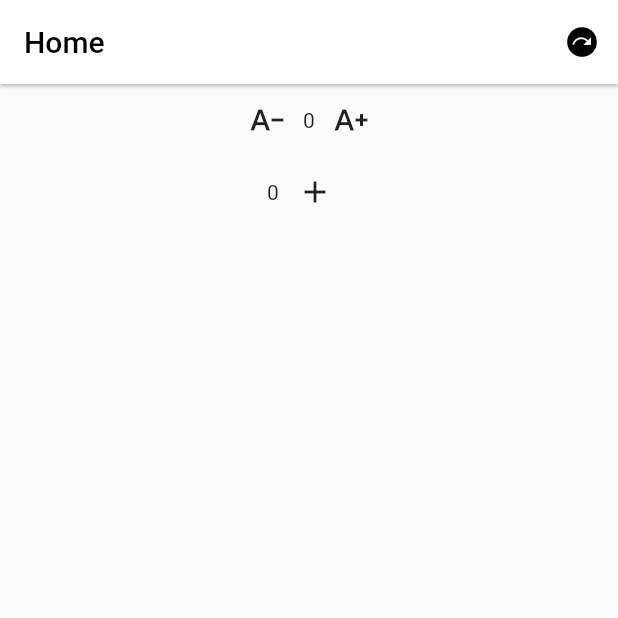
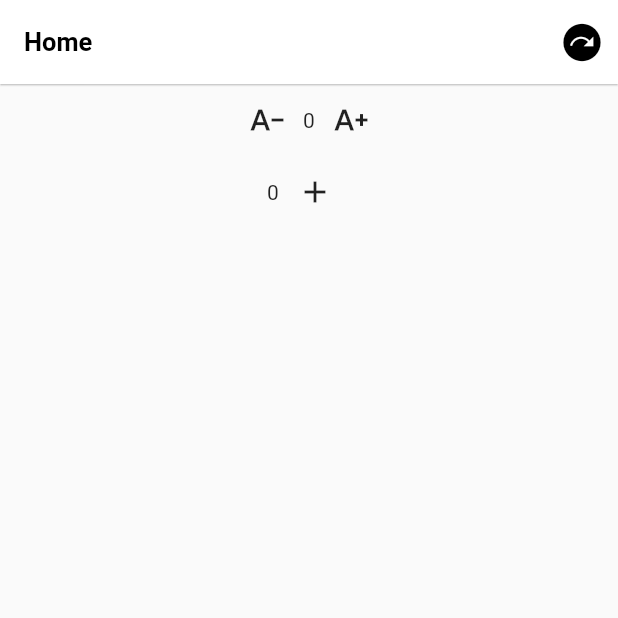
Before and after one commit to mozartee/flutter_application, a Flutter app: the screen it shows after launch, on a phone screen of 412 x 824 dp, the top half of it. Run offline on Flutter 3.47's test engine with Material 2 defaults, Android fonts, the phone set to English and light mode, and no system bars; our stand-ins replace flutter_screenutil, get; missing offline and left inert: common_utils, flustars_flutter3, quick_actions; statements that could not run were skipped.

Commit message:
commit code

```diff
--- a/lib/class/home/home.dart
+++ b/lib/class/home/home.dart
@@ -1,10 +1,12 @@
 import 'package:flutter/material.dart';
+import 'package:flutter_screenutil/flutter_screenutil.dart';
 import 'package:get/get_rx/get_rx.dart';
 import 'package:get/get_state_manager/get_state_manager.dart';
 import 'package:get/instance_manager.dart';
 import 'package:get/route_manager.dart';
-import 'package:ost_digital_application/util/color.dart';
 import 'package:ost_digital_application/util/route.dart';
+
+import '../../util/device.dart';
 
 class Home extends StatelessWidget {
   Home({Key? key}) : super(key: key);
@@ -13,16 +15,12 @@ class Home extends StatelessWidget {
 
   @override
   Widget build(BuildContext context) {
+    ScreenUtil.init(context, designSize: designSize);
+
     return Center(
       child: Scaffold(
         appBar: AppBar(
-          elevation: 1,
-          title: const Text(
-            "Home",
-            style: TextStyle(color: OSTColors.navTitle),
-          ),
-          backgroundColor: OSTColors.navBackground,
-          foregroundColor: OSTColors.navForeground,
+          title: const Text("Home"),
           actions: [
             IconButton(
               onPressed: () {
--- a/lib/main.dart
+++ b/lib/main.dart
@@ -1,13 +1,17 @@
 import 'package:flustars_flutter3/flustars_flutter3.dart';
 import 'package:flutter/material.dart';
+import 'package:flutter_screenutil/flutter_screenutil.dart';
 import 'package:get/route_manager.dart';
+import 'package:ost_digital_application/util/color.dart';
 import 'package:ost_digital_application/util/constant.dart';
+import 'package:ost_digital_application/util/device.dart';
 import 'package:ost_digital_application/util/handle_error.dart';
+import 'package:ost_digital_application/util/language.dart';
 import 'package:ost_digital_application/util/log.dart';
 import 'package:ost_digital_application/util/quick_actions.dart';
 import 'package:ost_digital_application/util/route.dart';
 import 'package:ost_digital_application/util/shared_preference.dart';
-import 'package:flutter_screenutil/flutter_screenutil.dart';
+import 'package:ost_digital_application/util/theme.dart';
 
 Future<void> main() async {
   // 确保初始化完成
@@ -29,6 +33,7 @@ class MyApp extends StatelessWidget {
     Log.init();
     initDio();
     initQuickActions();
+    initLanguage();
   }
 
   void initDio() {
@@ -41,17 +46,30 @@ class MyApp extends StatelessWidget {
     return (login == false) ? RouteGet.login : RouteGet.home;
   }
 
+  void initLanguage(){
+    SpUtil.putString(AppLanguageKey.language, LanguageKey.chinese);
+  }
+
   // This widget is the root of your application.
   @override
   Widget build(BuildContext context) {
     return GetMaterialApp(
+      title: 'Flutter',
       debugShowCheckedModeBanner: false,
+      checkerboardOffscreenLayers: true, // 检查离屏渲染
+      // showSemanticsDebugger: true, // 显示语义视图
+      // showPerformanceOverlay: true, // 显示性能标签
+
       initialRoute: isLogin(),
       getPages: RouteGet.getPages,
-      title: 'Flutter',
-      theme: ThemeData(
-        primarySwatch: Colors.blue,
-      ),
+
+      themeMode: currentThemeMode(),
+      theme: themeData(isDark: false),
+      darkTheme: themeData(isDark: true),
+
+      translations: Language(),
+      locale: const Locale('zh', 'CN'),// 跟随系统 Get.deviceLocale
+      fallbackLocale: const Locale('zh', 'CN'),
     );
   }
 }
--- a/lib/util/constant.dart
+++ b/lib/util/constant.dart
@@ -5,6 +5,6 @@ import 'package:flutter/foundation.dart';
 final ScreenUtil screenUtilShared = ScreenUtil.getInstance();
 
 class Constant {
-  // true: 线上环境
+  /// true: 线上环境
   static const bool isRelease = kReleaseMode;
 }
--- a/lib/util/device.dart
+++ b/lib/util/device.dart
@@ -1,6 +1,13 @@
 import 'dart:io';
 
 import 'package:flutter/foundation.dart';
+import 'package:flutter/material.dart';
+
+/// ScreenUtil Design Size
+const designSize = Size(375, 696);
+
+/// navgationBar actions icon size
+const navActionIconSize = 30.0;
 
 class Device {
   static bool get isDesktop => !isWeb && (isWindows || isLinux || isMacOS);
--- /dev/null
+++ b/lib/util/language.dart
@@ -0,0 +1,34 @@
+import 'package:get/route_manager.dart';
+
+class LanguageKey {
+  static const String chinese = 'chinese';
+  static const String english = 'english';
+
+  static const String signin = 'signin';
+  static const String signup = 'signup';
+
+  static const String signinmessage = 'signinmessage';
+  static const String signinnoaccount = 'signinnoaccount';
+}
+
+class Language extends Translations {
+  @override
+  Map<String, Map<String, String>> get keys => {
+        'en_US': {
+          LanguageKey.chinese: 'Chinese',
+          LanguageKey.english: 'English',
+          LanguageKey.signin: 'Get Started',
+          LanguageKey.signup: 'Sign Up',
+          LanguageKey.signinmessage: 'We are here to make your holiday easier',
+          LanguageKey.signinnoaccount: 'Do not have a account? ',
+        },
+        'zh_CN': {
+          LanguageKey.chinese: '中文',
+          LanguageKey.english: '英语',
+          LanguageKey.signin: '登 录',
+          LanguageKey.signup: '注 册',
+          LanguageKey.signinmessage: '我们将为您打造一个快乐的假期，尽情放松吧！',
+          LanguageKey.signinnoaccount: '没有账号? ',
+        },
+      };
+}
--- a/lib/util/route.dart
+++ b/lib/util/route.dart
@@ -1,21 +1,46 @@
 import 'package:get/route_manager.dart';
-import 'package:ost_digital_application/class/login/login.dart';
 
 import '../class/home_detail/home_detail.dart';
 import '../class/home/home.dart';
+import '../class/login/login.dart';
+import '../class/login/signup.dart';
+import '../class/mine/mine.dart';
+import '../class/mine/setting.dart';
 
 class RouteGet {
   /// 登录
   static const login = '/login';
-  // 首页
+
+  /// 注册
+  static const signup = '/signup';
+
+  /// 首页
   static const home = "/home";
-  // 首页详情
+
+  /// 首页详情
   static const homeDetail = "/home_detail";
+
+  /// 个人中心
+  static const mine = '/mine';
+
+  /// 设置
+  static const setting = '/setting';
+
+  /// 主题切换
+  static const themeChange = '/theme_change';
+
+  /// 语言切换
+  static const languageChange = '/language_change';
 
 // pages map
   static final List<GetPage> getPages = [
     GetPage(name: login, page: () => const Login()),
+    GetPage(name: signup, page: () => const SignUp()),
     GetPage(name: home, page: () => Home()),
     GetPage(name: homeDetail, page: () => const HomeDetail()),
+    GetPage(name: mine, page: () => const Mine()),
+    GetPage(name: setting, page: () => const Setting()),
+    GetPage(name: themeChange, page: () => const ThemeChange()),
+    GetPage(name: languageChange, page: () => const ChangeLanguage()),
   ];
 }
--- a/lib/util/shared_preference.dart
+++ b/lib/util/shared_preference.dart
@@ -9,3 +9,13 @@ class SharedKey {
   /// 登录
   static const login = 'login_key';
 }
+
+class AppThemeKey {
+  /// 主题
+  static const String theme = 'appTheme';
+}
+
+class AppLanguageKey {
+  /// 语言
+  static const String language = 'language';
+}
--- /dev/null
+++ b/lib/util/theme.dart
@@ -0,0 +1,69 @@
+import 'package:flustars_flutter3/flustars_flutter3.dart';
+import 'package:flutter/material.dart';
+import 'package:ost_digital_application/util/shared_preference.dart';
+
+import 'color.dart';
+import 'device.dart';
+
+extension ThemeModeExtension on ThemeMode {
+  String get value => <String>['System', 'Light', 'Dark'][index];
+}
+
+ThemeMode currentThemeMode() {
+  final String theme = SpUtil.getString(AppThemeKey.theme) ?? '';
+  switch (theme) {
+    case 'dark':
+      return ThemeMode.dark;
+    case 'light':
+      return ThemeMode.light;
+    default:
+      return ThemeMode.system;
+  }
+}
+
+ThemeData themeData({bool isDark = false}) => ThemeData(
+      // primarySwatch: Colors.blue,
+      // Color primaryColor, // 应用程序主要部分的背景颜色(toolbars、tab bars 等)
+      // primaryColorLight: const Color(0xffffffff),
+      // primaryColorDark: const Color(0xff303030),
+
+      // appBar
+      appBarTheme: _appBarThemeData(isDark: isDark),
+
+      // 全局textbutton效果
+      textButtonTheme: _textButtonThemeData(),
+    );
+
+TextButtonThemeData _textButtonThemeData({bool isDark = false}) {
+  return TextButtonThemeData(
+    style: ButtonStyle(
+      // 全局去除button水波纹效果
+      splashFactory: NoSplash.splashFactory,
+      foregroundColor: MaterialStateProperty.resolveWith((states) =>
+          isDark ? OSTColors.buttonForegroundDark : OSTColors.buttonForeground),
+      backgroundColor: MaterialStateProperty.resolveWith((states) =>
+          isDark ? OSTColors.buttonBackgroundDark : OSTColors.buttonBackground),
+    ),
+  );
+}
+
+AppBarTheme _appBarThemeData({bool isDark = false}) => AppBarTheme(
+      elevation: 0.5,
+      foregroundColor:
+          isDark ? OSTColors.navForegroundDark : OSTColors.navForeground,
+      backgroundColor:
+          isDark ? OSTColors.navBackgroundDark : OSTColors.navBackground,
+      titleTextStyle: _navTitleTextStyle(isDark: isDark),
+      actionsIconTheme: _navActionIconThemeData(isDark: isDark),
+    );
+
+TextStyle _navTitleTextStyle({bool isDark = false}) => TextStyle(
+      fontSize: 17,
+      fontWeight: FontWeight.w600,
+      color: isDark ? OSTColors.navTitleDark : OSTColors.navTitle,
+    );
+
+IconThemeData _navActionIconThemeData({bool isDark = false}) => IconThemeData(
+      color: isDark ? OSTColors.navForegroundDark : OSTColors.navForeground,
+      size: navActionIconSize,
+    );
```
Also changed, not shown: lib/class/home_detail/home_detail.dart (+1 -7 lines), lib/class/login/login.dart (+56 -34 lines), lib/class/login/signup.dart (added, +75 -0 lines), lib/class/mine/mine.dart (added, +26 -0 lines), lib/class/mine/setting.dart (added, +136 -0 lines), lib/util/color.dart (+16 -2 lines), lib/widget/appbar.dart (deleted, +0 -13 lines), lib/widget/list_tile.dart (added, +28 -0 lines), 1 other file.
